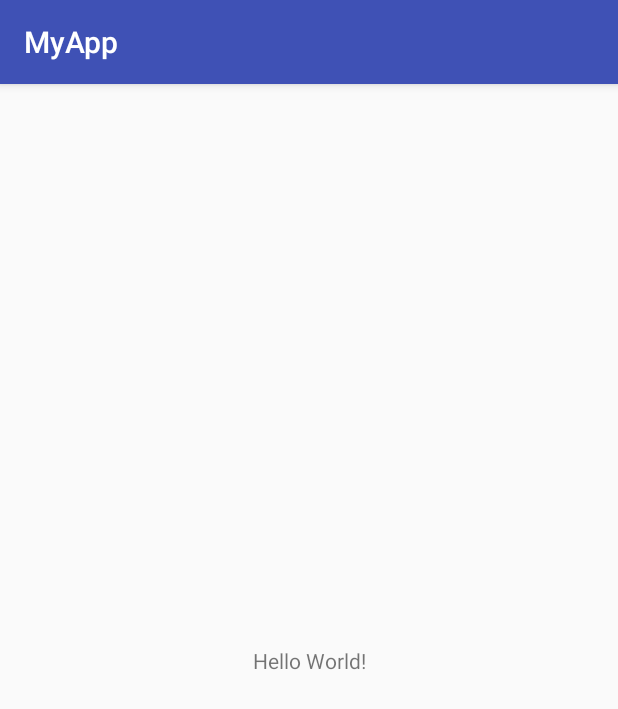
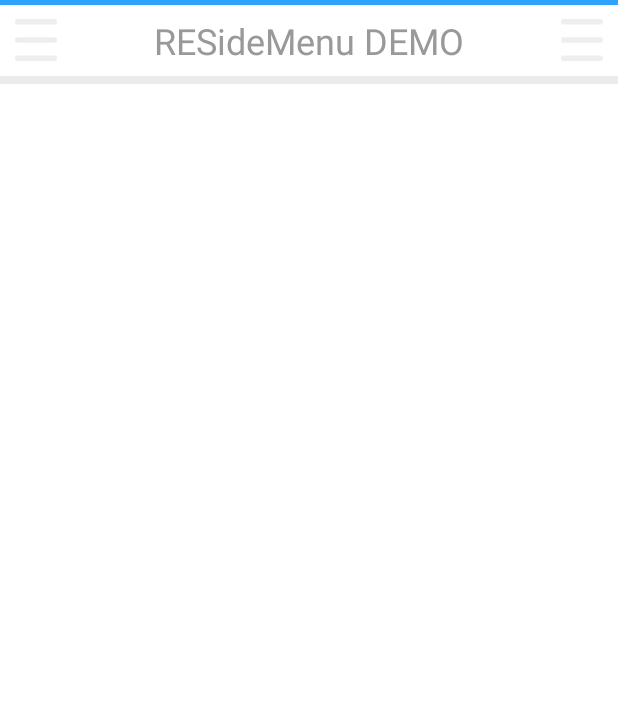
Before and after one commit to nieyuqi/MyApp, an Android app: the screen it shows after launch (MainActivity), on a phone screen of 412 x 824 dp. Shown: the top 709 px of the screen. Run offline under Robolectric (Android 15) with nearby library versions, the phone set to English and light mode, and no system bars; libraries missing offline, so code that uses them is left out: com.special; 11 statements that could not run were skipped.

Commit message:
侧滑界面。

```diff
--- a/app/src/main/java/com/example/nyq/myapp/MainActivity.java
+++ b/app/src/main/java/com/example/nyq/myapp/MainActivity.java
@@ -1,17 +1,72 @@
 package com.example.nyq.myapp;
 
+import android.os.Bundle;
 import android.support.v7.app.AppCompatActivity;
-import android.os.Bundle;
+import android.view.MotionEvent;
+import android.view.View;
+import android.view.WindowManager;
+import android.widget.Toast;
 
 import com.special.ResideMenu.ResideMenu;
+import com.special.ResideMenu.ResideMenuItem;
 
-public class MainActivity extends AppCompatActivity {
+public class MainActivity extends AppCompatActivity implements View.OnClickListener {
+
+    private ResideMenu resideMenu;
+    private ResideMenuItem addItem;
+    private ResideMenuItem selectItem;
 
     @Override
     protected void onCreate(Bundle savedInstanceState) {
         super.onCreate(savedInstanceState);
         setContentView(R.layout.activity_main);
+        //状态栏
+        getWindow().setFlags(WindowManager.LayoutParams.FLAG_FULLSCREEN, WindowManager.LayoutParams.FLAG_FULLSCREEN);
 
-        ResideMenu resideMenu = new ResideMenu(this);
+        setUpMenu();
+    }
+
+    private ResideMenu.OnMenuListener menuListener = new ResideMenu.OnMenuListener() {
+        @Override
+        public void openMenu() {
+            Toast.makeText(MainActivity.this, "is open", Toast.LENGTH_SHORT).show();
+        }
+
+        @Override
+        public void closeMenu() {
+            Toast.makeText(MainActivity.this, "is close", Toast.LENGTH_SHORT).show();
+        }
+    };
+
+
+    private void setUpMenu() {
+        resideMenu = new ResideMenu(getApplicationContext());
+        resideMenu.attachToActivity(this);
+        resideMenu.setBackground(R.mipmap.menu_background);
+        resideMenu.setScaleValue(0.6f);
+        resideMenu.setUse3D(true);
+        resideMenu.setMenuListener(menuListener);
+
+        addItem = new ResideMenuItem(getApplicationContext(), R.mipmap.icon_home, "新增");
+        selectItem = new ResideMenuItem(getApplicationContext(), R.mipmap.icon_profile, "查找");
+
+        resideMenu.addMenuItem(addItem, ResideMenu.DIRECTION_LEFT);
+        resideMenu.addMenuItem(selectItem, ResideMenu.DIRECTION_LEFT);
+
+        addItem.setOnClickListener(this);
+
+    }
+
+    @Override
+    public boolean dispatchTouchEvent(MotionEvent ev) {
+        return resideMenu.dispatchTouchEvent(ev);
+    }
+
+    @Override
+    public void onClick(View view) {
+        if (addItem == view) {
+
+        }
+
     }
 }
--- /dev/null
+++ b/app/src/main/res/drawable/titlebar_menu_selector.xml
@@ -0,0 +1,7 @@
+<?xml version="1.0" encoding="utf-8"?>
+<selector xmlns:android="http://schemas.android.com/apk/res/android">
+    <item android:state_pressed="true" android:drawable="@mipmap/title_bar_menu_on" />
+    <item android:drawable="@mipmap/title_bar_menu" />
+    <!--<item android:state_focused="true" android:drawable="@mipmap/title_bar_menu" />-->
+    <item android:state_pressed="false" android:drawable="@mipmap/title_bar_menu" />
+</selector>
--- a/app/src/main/res/layout/activity_main.xml
+++ b/app/src/main/res/layout/activity_main.xml
@@ -1,18 +1,63 @@
 <?xml version="1.0" encoding="utf-8"?>
-<android.support.constraint.ConstraintLayout xmlns:android="http://schemas.android.com/apk/res/android"
-    xmlns:app="http://schemas.android.com/apk/res-auto"
-    xmlns:tools="http://schemas.android.com/tools"
+<LinearLayout xmlns:android="http://schemas.android.com/apk/res/android"
+    android:background="@android:color/white"
+    android:orientation="vertical"
     android:layout_width="match_parent"
-    android:layout_height="match_parent"
-    tools:context="com.example.nyq.myapp.MainActivity">
+    android:layout_height="match_parent">
 
-    <TextView
-        android:layout_width="wrap_content"
+    <LinearLayout
+        android:orientation="vertical"
+        android:layout_width="fill_parent"
         android:layout_height="wrap_content"
-        android:text="Hello World!"
-        app:layout_constraintBottom_toBottomOf="parent"
-        app:layout_constraintLeft_toLeftOf="parent"
-        app:layout_constraintRight_toRightOf="parent"
-        app:layout_constraintTop_toTopOf="parent" />
+        android:id="@+id/layout_top">
 
-</android.support.constraint.ConstraintLayout>
+        <ImageView
+            android:layout_width="match_parent"
+            android:layout_height="3dp"
+            android:background="#2ea3fe"/>
+
+        <FrameLayout
+            android:layout_width="fill_parent"
+            android:layout_height="wrap_content">
+
+            <Button
+                android:layout_width="28dp"
+                android:layout_height="28dp"
+                android:background="@drawable/titlebar_menu_selector"
+                android:id="@+id/title_bar_left_menu"
+                android:layout_gravity="left|center_vertical"
+                android:layout_marginLeft="10dp"/>
+
+            <TextView
+                android:layout_width="wrap_content"
+                android:layout_height="wrap_content"
+                android:padding="7dp"
+                android:text="RESideMenu DEMO"
+                android:textSize="24sp"
+                android:textColor="#999999"
+                android:layout_gravity="center"/>
+
+            <Button
+                android:layout_width="28dp"
+                android:layout_height="28dp"
+                android:background="@drawable/titlebar_menu_selector"
+                android:id="@+id/title_bar_right_menu"
+                android:layout_gravity="right|center_vertical"
+                android:layout_marginRight="10dp"/>
+        </FrameLayout>
+
+        <ImageView
+            android:layout_width="match_parent"
+            android:layout_height="5dp"
+            android:background="#ebebeb"/>
+
+    </LinearLayout>
+
+    <FrameLayout
+        android:layout_width="match_parent"
+        android:layout_height="match_parent"
+        android:orientation="vertical"
+        android:id="@+id/main_fragment">
+    </FrameLayout>
+
+</LinearLayout>
--- a/app/src/main/res/values/styles.xml
+++ b/app/src/main/res/values/styles.xml
@@ -1,7 +1,7 @@
 <resources>
 
     <!-- Base application theme. -->
-    <style name="AppTheme" parent="Theme.AppCompat.Light.DarkActionBar">
+    <style name="AppTheme" parent="Theme.AppCompat.Light.NoActionBar">
         <!-- Customize your theme here. -->
         <item name="colorPrimary">@color/colorPrimary</item>
         <item name="colorPrimaryDark">@color/colorPrimaryDark</item>
```
Also changed, not shown: app/src/main/res/mipmap-hdpi/icon_calendar.png (added), app/src/main/res/mipmap-hdpi/icon_home.png (added), app/src/main/res/mipmap-hdpi/icon_profile.png (added), app/src/main/res/mipmap-hdpi/icon_settings.png (added), app/src/main/res/mipmap-hdpi/menu_background.png (added), app/src/main/res/mipmap-hdpi/title_bar_menu.png (added), app/src/main/res/mipmap-hdpi/title_bar_menu_on.png (added), 3 other files.
